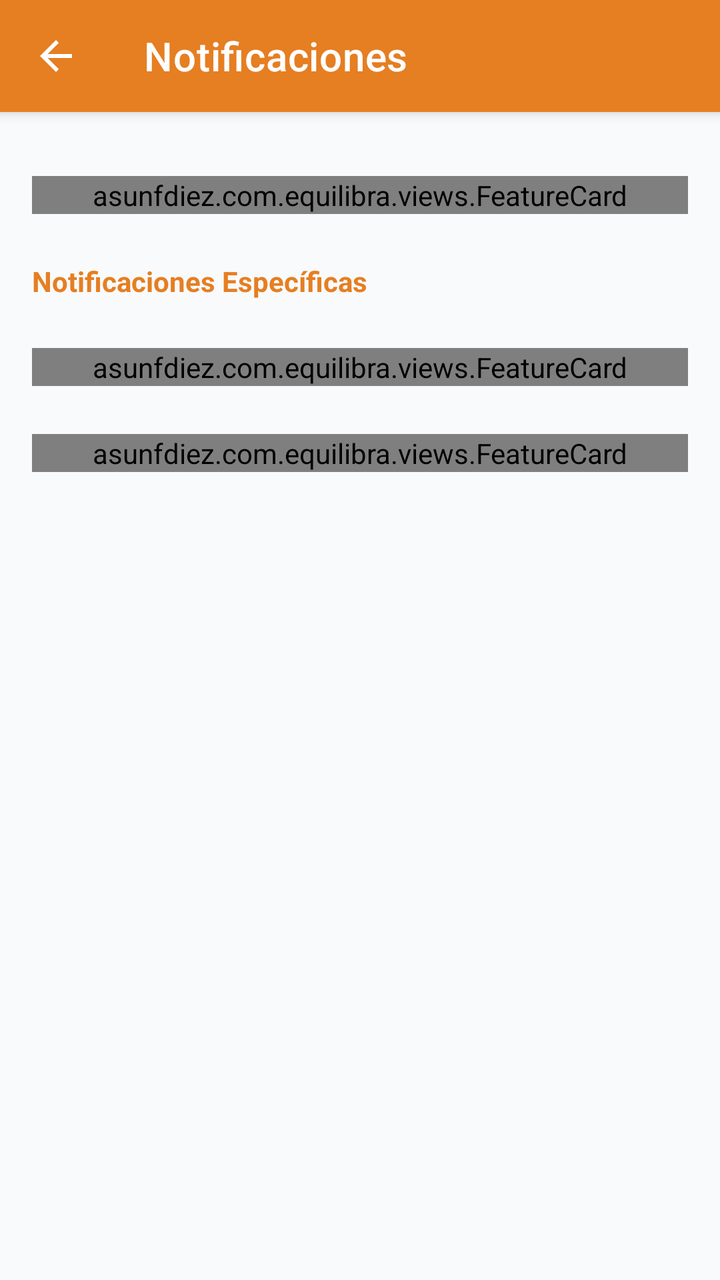
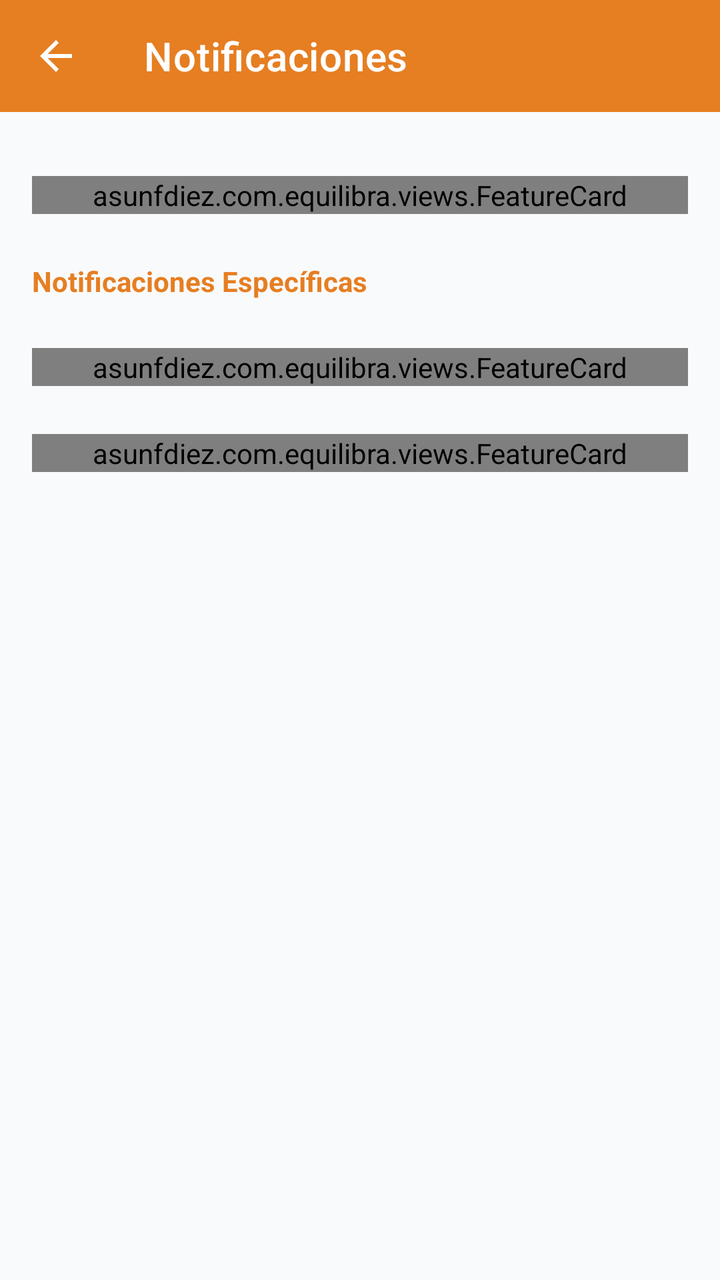

The first picture is an Android layout as it rendered before a commit; the second is the same layout after the commit. The layout source and the unified diff follow.
<!-- AndroidManifest.xml: application theme Theme.Equilibra -->
<!-- res/layout/activity_notification_settings.xml -->
<?xml version="1.0" encoding="utf-8"?>
<layout xmlns:android="http://schemas.android.com/apk/res/android"
    xmlns:app="http://schemas.android.com/apk/res-auto"
    xmlns:tools="http://schemas.android.com/tools">

    <data>
        <variable
            name="viewModel"
            type="asunfdiez.com.equilibra.viewmodels.NotificationSettingsViewModel" />
    </data>

    <androidx.coordinatorlayout.widget.CoordinatorLayout
        android:layout_width="match_parent"
        android:layout_height="match_parent"
        android:background="@color/background_light"
        tools:context=".activities.NotificationSettingsActivity">

        
        <com.google.android.material.appbar.AppBarLayout
            android:layout_width="match_parent"
            android:layout_height="wrap_content"
            android:background="@color/accent">

            <androidx.appcompat.widget.Toolbar
                android:id="@+id/toolbar"
                android:layout_width="match_parent"
                android:layout_height="?attr/actionBarSize"
                app:title="@string/notification_settings"
                app:titleTextColor="@android:color/white"
                app:navigationIcon="@drawable/ic_arrow_back" />

        </com.google.android.material.appbar.AppBarLayout>

        
        <androidx.core.widget.NestedScrollView
            android:layout_width="match_parent"
            android:layout_height="match_parent"
            app:layout_behavior="@string/appbar_scrolling_view_behavior">

            <LinearLayout
                android:layout_width="match_parent"
                android:layout_height="wrap_content"
                android:orientation="vertical"
                android:padding="16dp">

                
                <asunfdiez.com.equilibra.views.FeatureCard
                    android:id="@+id/cardNotifications"
                    android:layout_width="match_parent"
                    android:layout_height="wrap_content"
                    android:layout_marginBottom="8dp"
                    android:layout_marginTop="16dp"
                    app:cardBackgroundColor="@color/background_card"
                    app:cardTitle="@string/notifications_general"
                    app:cardDescription="@string/notifications_general_desc"
                    app:cardIconCircle="@drawable/circle_accent_light"
                    app:cardIcon="@drawable/ic_notifications"
                    app:cardIconTint="@color/accent"
                    app:showSwitch="true"
                    app:switchChecked="@{viewModel.notificationsEnabled}" />

                
                <TextView
                    android:layout_width="wrap_content"
                    android:layout_height="wrap_content"
                    android:text="@string/specific_notifications"
                    android:textStyle="bold"
                    android:textSize="14sp"
                    android:textColor="@color/accent"
                    android:layout_marginBottom="8dp"
                    android:layout_marginTop="16dp" />

                
                <asunfdiez.com.equilibra.views.FeatureCard
                    android:id="@+id/cardBudget"
                    android:layout_width="match_parent"
                    android:layout_height="wrap_content"
                    android:layout_marginBottom="8dp"
                    android:layout_marginTop="16dp"
                    app:cardBackgroundColor="@color/primary_lighter"
                    app:cardTitle="@string/budget_notifications"
                    app:cardDescription="@string/budget_notifications_desc"
                    app:cardIconCircle="@drawable/circle_background_primary_light"
                    app:cardIcon="@drawable/ic_wallet"
                    app:cardIconTint="@color/primary"
                    app:showSwitch="true"
                    app:switchChecked="@{viewModel.budgetNotifications}" />

                
                <asunfdiez.com.equilibra.views.FeatureCard
                    android:id="@+id/cardAchievement"
                    android:layout_width="match_parent"
                    android:layout_height="wrap_content"
                    android:layout_marginBottom="8dp"
                    android:layout_marginTop="16dp"
                    app:cardBackgroundColor="@color/secondary_lighter"
                    app:cardTitle="@string/achievement_notifications"
                    app:cardDescription="@string/achievement_notifications_desc"
                    app:cardIconCircle="@drawable/circle_secondary_light"
                    app:cardIcon="@drawable/ic_trophy"
                    app:cardIconTint="@color/secondary"
                    app:showSwitch="true"
                    app:switchChecked="@{viewModel.achievementNotifications}" />


            </LinearLayout>

        </androidx.core.widget.NestedScrollView>

    </androidx.coordinatorlayout.widget.CoordinatorLayout>

</layout>
<!-- resources referenced by this layout -->
<resources>
  <color name="accent">#E67E22</color>
  <color name="background_card">#FFFFFF</color>
  <color name="background_light">#F9FAFB</color>
  <color name="primary">#2ECC71</color>
  <color name="primary_lighter">#D5F4E6</color>
  <color name="secondary">#3498DB</color>
  <color name="secondary_lighter">#D6EAF8</color>
  <!-- drawable circle_accent_light (drawable) -->
  <?xml version="1.0" encoding="utf-8"?>
  <shape xmlns:android="http://schemas.android.com/apk/res/android"
      android:shape="oval">
      <solid android:color="#FFF5EE" />
  </shape>
  <!-- drawable circle_background_primary_light (drawable) -->
  <?xml version="1.0" encoding="utf-8"?>
  <shape xmlns:android="http://schemas.android.com/apk/res/android"
      android:shape="oval">
  
      <solid android:color="@color/primary_lightest" />
  
  </shape>
  <!-- drawable circle_secondary_light (drawable) -->
  <?xml version="1.0" encoding="utf-8"?>
  <shape xmlns:android="http://schemas.android.com/apk/res/android"
      android:shape="oval">
      <solid android:color="#EBF5FB" />
  </shape>
  <!-- drawable ic_arrow_back (drawable) -->
  <?xml version="1.0" encoding="utf-8"?>
  <vector xmlns:android="http://schemas.android.com/apk/res/android"
      android:width="24dp"
      android:height="24dp"
      android:viewportWidth="24"
      android:viewportHeight="24">
      <path
          android:fillColor="@android:color/white"
          android:pathData="M20,11H7.83l5.59,-5.59L12,4l-8,8 8,8 1.41,-1.41L7.83,13H20v-2z"/>
  </vector>
  <!-- drawable ic_notifications (drawable) -->
  <?xml version="1.0" encoding="utf-8"?>
  <vector xmlns:android="http://schemas.android.com/apk/res/android"
      android:width="24dp"
      android:height="24dp"
      android:viewportWidth="24"
      android:viewportHeight="24">
      <path
          android:fillColor="#000000"
          android:pathData="M12,22c1.1,0 2,-0.9 2,-2h-4c0,1.1 0.89,2 2,2zM18,16v-5c0,-3.07 -1.64,-5.64 -4.5,-6.32V4c0,-0.83 -0.67,-1.5 -1.5,-1.5s-1.5,0.67 -1.5,1.5v0.68C7.63,5.36 6,7.92 6,11v5l-2,2v1h16v-1l-2,-2z"/>
  </vector>
  <string name="achievement_notifications">Notificaciones de Logros</string>
  <string name="achievement_notifications_desc">Notificar cuando consigas un logro</string>
  <string name="budget_notifications">Alertas de Presupuesto</string>
  <string name="budget_notifications_desc">Notificar cuando superes tu presupuesto</string>
  <string name="notification_settings">Notificaciones</string>
  <string name="notifications_general">Notificaciones Generales</string>
  <string name="notifications_general_desc">Activar todas las notificaciones</string>
  <string name="specific_notifications">Notificaciones Específicas</string>
  <style name="Theme.Equilibra" parent="Theme.MaterialComponents.DayNight.NoActionBar">
          <item name="colorPrimary">@color/primary_main</item>
          <item name="colorPrimaryVariant">@color/primary_light</item>
          <item name="colorOnPrimary">@color/white</item>
  
          <item name="colorSecondary">@color/secondary_main</item>
          <item name="colorSecondaryVariant">@color/secondary_light</item>
          <item name="colorOnSecondary">@color/white</item>
  
          <item name="android:statusBarColor">@color/primary_light</item>
          <item name="android:windowBackground">@color/primary_lightest</item>
  
          <item name="colorAccent">@color/accent_main</item>
      </style>
  <color name="primary_lightest">#E8F8F0</color>
  <color name="primary_main">#2ECC71</color>
  <color name="primary_light">#27AE60</color>
  <color name="white">#FFFFFF</color>
  <color name="secondary_main">#3498DB</color>
  <color name="secondary_light">#5DADE2</color>
  <color name="accent_main">#E67E22</color>
  <!-- unchanged entries left out for length: 2 -->
</resources>

<!-- the commit's change to res/layout/activity_notification_settings.xml (unified diff, before → after) -->
@@ -9,17 +9,18 @@
             type="asunfdiez.com.equilibra.viewmodels.NotificationSettingsViewModel" />
     </data>
 
-    <androidx.coordinatorlayout.widget.CoordinatorLayout
+    <androidx.constraintlayout.widget.ConstraintLayout
         android:layout_width="match_parent"
         android:layout_height="match_parent"
-        android:background="@color/background_light"
-        tools:context=".activities.NotificationSettingsActivity">
+        android:background="@color/background_light">
 
         
         <com.google.android.material.appbar.AppBarLayout
+            android:id="@+id/appBarLayout"
             android:layout_width="match_parent"
             android:layout_height="wrap_content"
-            android:background="@color/accent">
+            android:background="@color/accent"
+            app:layout_constraintTop_toTopOf="parent">
 
             <androidx.appcompat.widget.Toolbar
                 android:id="@+id/toolbar"
@@ -33,9 +34,12 @@
 
         
         <androidx.core.widget.NestedScrollView
+            android:id="@+id/contentScroll"
             android:layout_width="match_parent"
-            android:layout_height="match_parent"
-            app:layout_behavior="@string/appbar_scrolling_view_behavior">
+            android:layout_height="0dp"
+            android:clipToPadding="false"
+            app:layout_constraintBottom_toBottomOf="parent"
+            app:layout_constraintTop_toBottomOf="@id/appBarLayout">
 
             <LinearLayout
                 android:layout_width="match_parent"
@@ -107,6 +111,6 @@
 
         </androidx.core.widget.NestedScrollView>
 
-    </androidx.coordinatorlayout.widget.CoordinatorLayout>
+    </androidx.constraintlayout.widget.ConstraintLayout>
 
 </layout>
